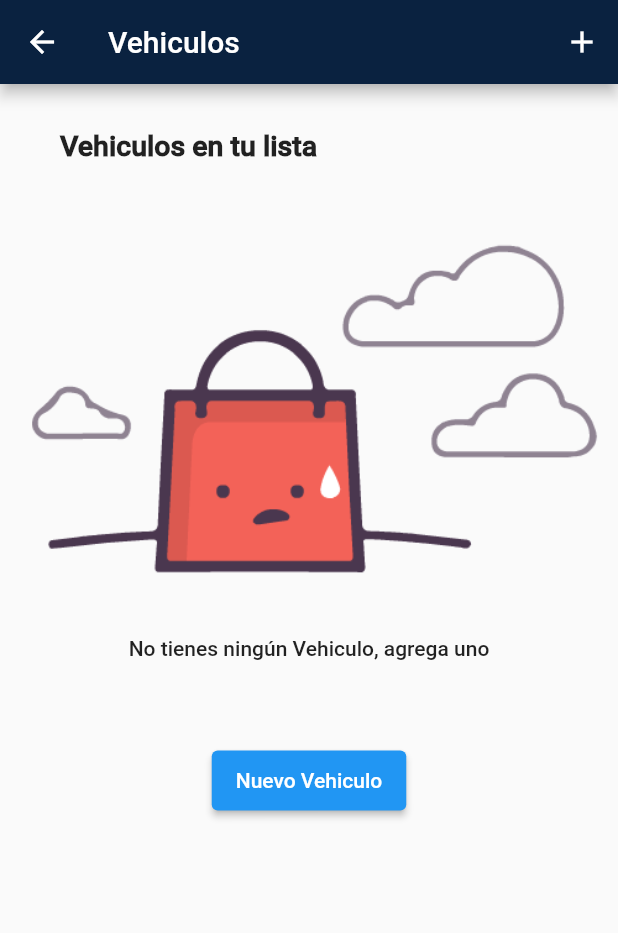
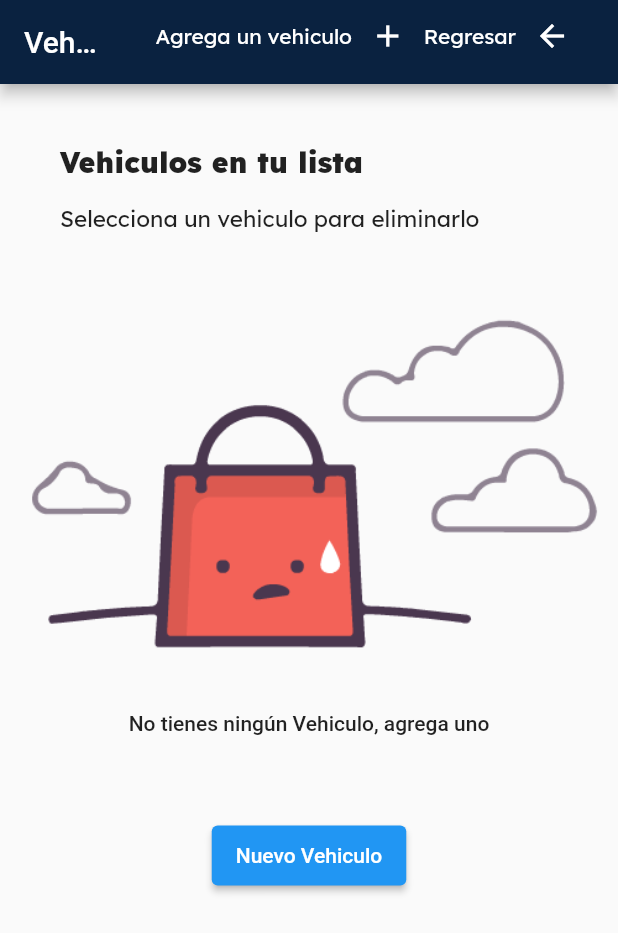
Before and after one commit to Abdielcoder/CAWA, a Flutter app: the ClientCarsListPage screen opened by its route, on a phone screen of 412 x 824 dp. Shown: the top 933 px of the screen. Run offline on Flutter 3.47's test engine with Material 2 defaults, Android fonts, the phone set to English and light mode, and no system bars; our stand-ins replace awesome_dialog, dropdown_search, firebase_core, firebase_messaging, flutter_colorpicker, flutter_credit_card and 16 more; missing offline and left inert: auto_reload, flutter_polyline_points, geocode, stripe_payment; accounts and stored records are empty; statements that could not run were skipped.

Commit message:
CAWA62 - ADDING NAVIGATION TO CAR LIST

```diff
--- a/lib/src/pages/client/create/client_car_create_controller.dart
+++ b/lib/src/pages/client/create/client_car_create_controller.dart
@@ -145,7 +145,7 @@ class ClientCarCreateController {
       MySnackbar.show(context, responseApi.message);
 
       if (responseApi.success) {
-        MyDialog.show(context, 'Vehículo Agregado','Tu Informacion se cargo correctamente');
+        MyDialog.show(context, 'Vehículo Agregado','Tu Informacion se cargo correctamente','client/car/list');
         // Future.delayed(Duration(seconds: 3), () {
         //   Navigator.pushReplacementNamed(context, 'login');
         // });
--- a/lib/src/pages/client/listcars/client_car_list_page.dart
+++ b/lib/src/pages/client/listcars/client_car_list_page.dart
@@ -35,6 +35,7 @@ class _ClientCarsListPageState extends State<ClientCarsListPage> {
       appBar: AppBar(
         backgroundColor: MyColors.primaryColor,
         title: Text('Vehiculos'),
+        automaticallyImplyLeading: false, //
         actions: [
           _iconAdd()
         ],
@@ -45,8 +46,12 @@ class _ClientCarsListPageState extends State<ClientCarsListPage> {
               top: 0,
               child: _textSelectAddress()
           ),
+          Positioned(
+              top: 0,
+              child: _textSeleciion()
+          ),
           Container(
-              margin: EdgeInsets.only(top: 50),
+              margin: EdgeInsets.only(top: 100),
               child: _listAddress()
           ),
 
@@ -87,90 +92,7 @@ class _ClientCarsListPageState extends State<ClientCarsListPage> {
     );
   }
 
-  // Widget _buttonAccept() {
-  //
-  //   return Container(
-  //     height: 50,
-  //     width: double.infinity,
-  //     margin: EdgeInsets.symmetric(horizontal: 50),
-  //     child: ElevatedButton(
-  //       onPressed:  _con.createOrder,
-  //       child: Text(
-  //           'Pagar con tarjeta'
-  //
-  //       ),
-  //       style: ElevatedButton.styleFrom(
-  //           shape: RoundedRectangleBorder(
-  //               borderRadius: BorderRadius.circular(30)
-  //           ),
-  //           primary: MyColors.primaryColor
-  //       ),
-  //     ),
-  //   );
-  //
-  // }
 
-  // Widget _buttonAcceptCash() {
-  //
-  //   return Container(
-  //     height: 50,
-  //     width: double.infinity,
-  //     margin: EdgeInsets.symmetric( horizontal: 50),
-  //     child: ElevatedButton(
-  //       onPressed:  _con.createOrderCash,
-  //       child: Text(
-  //           'Pagar con efectivo'
-  //
-  //       ),
-  //       style: ElevatedButton.styleFrom(
-  //           shape: RoundedRectangleBorder(
-  //               borderRadius: BorderRadius.circular(30)
-  //           ),
-  //           primary: MyColors.primaryColor
-  //       ),
-  //     ),
-  //   );
-  //
-  // }
-
-
-
-  // Widget _buttonAcceptCreateCard() {
-  //
-  //   return Container(
-  //     height: 50,
-  //     width: double.infinity,
-  //     margin: EdgeInsets.symmetric( horizontal: 50),
-  //     child: ElevatedButton(
-  //       onPressed: (){
-  //         _con.cardsStore.length > 2?AwesomeDialog(
-  //           context: context,
-  //           dialogType: DialogType.ERROR,
-  //           animType: AnimType.BOTTOMSLIDE,
-  //           title: 'Solo puedes ingresar hasta 3 tarjetas elimina Una.',
-  //           desc: '',
-  //           btnOkOnPress: () {
-  //
-  //           },
-  //         ).show():Navigator.pushNamed(
-  //             context,
-  //             'client/payments/create');
-  //         ;
-  //       },
-  //       child: Text(
-  //           'Agregar Tarjeta'
-  //       ),
-  //       style: ElevatedButton.styleFrom(
-  //           shape: RoundedRectangleBorder(
-  //               borderRadius: BorderRadius.circular(30)
-  //           ),
-  //           primary: MyColors.primaryColor
-  //       ),
-  //     ),
-  //   );
-  //
-  //
-  // }
 
 //LIST ADRESS
   Widget _listAddress() {
@@ -182,27 +104,14 @@ class _ClientCarsListPageState extends State<ClientCarsListPage> {
 
               return Stack(
                   children: [ListView.builder(
+                    reverse: false,
                       padding: EdgeInsets.symmetric(horizontal: 10, vertical: 20),
                       itemCount: snapshot.data?.length ?? 0,
                       itemBuilder: (_, index) {
                         return _radioSelectorAddress(snapshot.data[index], index);
                       }
                   ),
-                    // Container(
-                    //   margin: EdgeInsets.only(top: MediaQuery.of(context).size.height * 0.450),
-                    //
-                    //   child: _buttonAcceptCreateCard(),
-                    // ),
-                    // Container(
-                    //   margin: EdgeInsets.only(top: MediaQuery.of(context).size.height * 0.550),
-                    //
-                    //   child: _buttonAccept(),
-                    // ),
-                    // Container(
-                    //   margin: EdgeInsets.only(top: MediaQuery.of(context).size.height * 0.650),
-                    //
-                    //   child: _buttonAcceptCash(),
-                    // ),
+
                   ]
               );
 
@@ -322,11 +231,15 @@ class _ClientCarsListPageState extends State<ClientCarsListPage> {
                   Padding(
                     padding: const EdgeInsets.only(left: 18,bottom: 5),
                     child: CircleAvatar(
+                      radius: 8,
+                      backgroundColor: Colors.black,
+                      child: CircleAvatar(
                         backgroundImage: cars.color != null
                             ? AssetImage('')
                             : AssetImage('assets/img/car_color.png'),
                         radius: 7,
                         backgroundColor: Color(colorCar),
+                      ),
                     ),
                   ),
                 ],
@@ -371,12 +284,28 @@ class _ClientCarsListPageState extends State<ClientCarsListPage> {
   Widget _textSelectAddress() {
     return Container(
       alignment: Alignment.centerLeft,
-      margin: EdgeInsets.symmetric(horizontal: 40, vertical: 30),
+      margin: EdgeInsets.symmetric(horizontal: 40, vertical: 40),
       child: Text(
         'Vehiculos en tu lista ',
         style: TextStyle(
             fontSize: 19,
+            fontFamily: 'Lexendeca-Black',
             fontWeight: FontWeight.bold
+        ),
+      ),
+    );
+  }
+
+  Widget _textSeleciion() {
+    return Container(
+      alignment: Alignment.centerLeft,
+      margin: EdgeInsets.symmetric(horizontal: 40, vertical: 80),
+      child: Text(
+        'Selecciona un vehiculo para eliminarlo',
+        style: TextStyle(
+          fontFamily: 'Lexendeca-Regular',
+            fontSize: 15,
+
         ),
       ),
     );
@@ -384,10 +313,62 @@ class _ClientCarsListPageState extends State<ClientCarsListPage> {
 
 
   Widget _iconAdd() {
-    return IconButton(
+
+    return Container(
+        margin: EdgeInsets.symmetric(horizontal: 20),
+        child: Column(
+            children: [
+              Row(
+                  children: [
+                    Text(
+                      'Agrega un vehiculo',
+                      style: TextStyle(
+                        fontFamily: 'Lexendeca-Regular',
+                        fontSize: 14,
+
+                      ),
+                    ),
+                    Column(
+                      crossAxisAlignment: CrossAxisAlignment.start,
+                      children: [
+                        IconButton(
                             onPressed: _con.goToNewCard,
                             icon: Icon(Icons.add, color: Colors.white)
+                        ),
+
+                      ],
+                    ),
+                    Column(
+                      crossAxisAlignment: CrossAxisAlignment.start,
+                      children: [
+                        Text(
+                          'Regresar',
+                          style: TextStyle(
+                            fontFamily: 'Lexendeca-Regular',
+                            fontSize: 14,
+
+                          ),
+                        ),
+
+                      ],
+                    ),
+                    Column(
+                      crossAxisAlignment: CrossAxisAlignment.start,
+                      children: [
+                        IconButton(
+                            onPressed: _con.goBack,
+                            icon: Icon(Icons.arrow_back, color: Colors.white)
+                        ),
+
+                      ],
+                    ),
+                  ]
+
+              ),
+            ]
+        )
     );
+
   }
 
   void refresh() {
```
Also changed, not shown: lib/src/pages/client/listcars/client_car_list_controller.dart (+16 -6 lines), lib/src/utils/dialog.dart (+18 -2 lines). Lines whose indentation alone changed are shown as unchanged.
